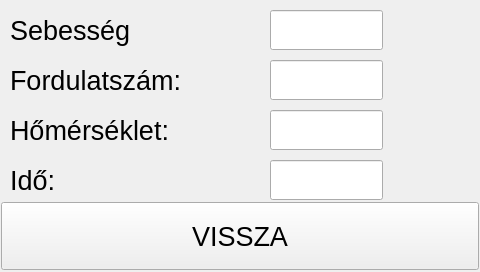
First picture: the form in BBBgui/information.ui, repository Hagur/BBBgui, before the edit.
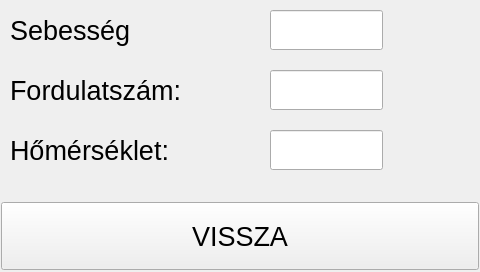
Second picture: the form after the edit.

```diff
--- a/BBBgui/information.ui
+++ b/BBBgui/information.ui
@@ -35,7 +35,7 @@
    <property name="geometry">
     <rect>
      <x>10</x>
-     <y>60</y>
+     <y>70</y>
      <width>181</width>
      <height>40</height>
     </rect>
@@ -53,7 +53,7 @@
    <property name="geometry">
     <rect>
      <x>10</x>
-     <y>110</y>
+     <y>130</y>
      <width>171</width>
      <height>40</height>
     </rect>
@@ -67,24 +67,6 @@
     <string>Hőmérséklet:</string>
    </property>
   </widget>
-  <widget class="QLabel" name="label_4">
-   <property name="geometry">
-    <rect>
-     <x>10</x>
-     <y>160</y>
-     <width>67</width>
-     <height>40</height>
-    </rect>
-   </property>
-   <property name="font">
-    <font>
-     <pointsize>20</pointsize>
-    </font>
-   </property>
-   <property name="text">
-    <string>Idő:</string>
-   </property>
-  </widget>
   <widget class="QLineEdit" name="speedEdit">
    <property name="geometry">
     <rect>
@@ -107,7 +89,7 @@
    <property name="geometry">
     <rect>
      <x>270</x>
-     <y>60</y>
+     <y>70</y>
      <width>113</width>
      <height>40</height>
     </rect>
@@ -120,20 +102,7 @@
    <property name="geometry">
     <rect>
      <x>270</x>
-     <y>110</y>
-     <width>113</width>
-     <height>40</height>
-    </rect>
-   </property>
-   <property name="readOnly">
-    <bool>true</bool>
-   </property>
-  </widget>
-  <widget class="QLineEdit" name="timeEdit">
-   <property name="geometry">
-    <rect>
-     <x>270</x>
-     <y>160</y>
+     <y>130</y>
      <width>113</width>
      <height>40</height>
     </rect>
```
